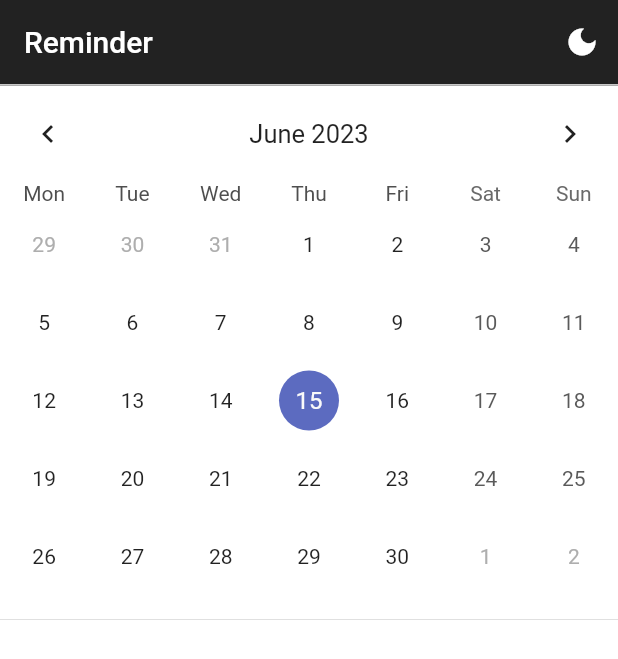
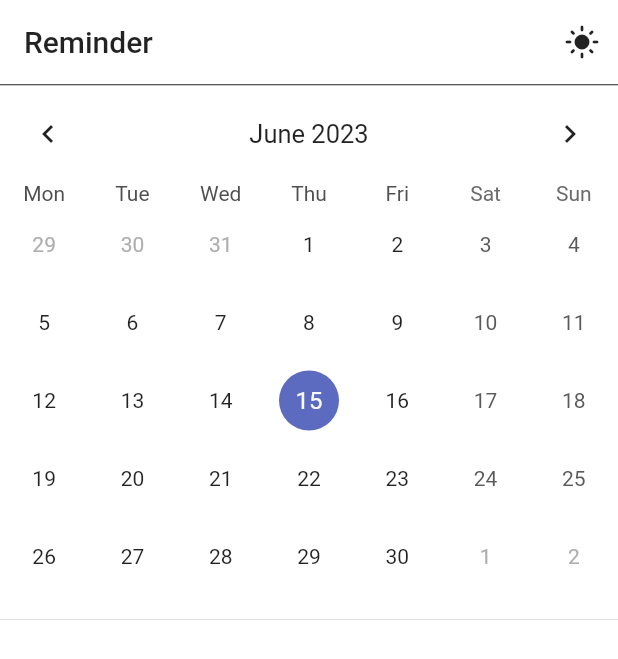
Before and after one commit to alba823/reminder, a Flutter app: the screen it shows after launch, after a tap on the "dark mode" icon, on a phone screen of 412 x 824 dp. Shown: the top 659 px of the screen. Run offline on Flutter 3.47's test engine with Material 2 defaults, Android fonts, the light colour scheme and no system bars; drawn by our look-alikes of table_calendar; our stand-ins replace bloc, floor, flutter_bloc, localstorage, sqflite; accounts and stored records are empty; generated files the repository leaves out were written again.

Commit message:
Fixed issue with theme switch feature

```diff
--- a/lib/ui/screens/main_screen.dart
+++ b/lib/ui/screens/main_screen.dart
@@ -1,6 +1,5 @@
 import 'package:flutter/material.dart';
 import 'package:flutter_bloc/flutter_bloc.dart';
-import 'package:reminder/bloc/events/events_cubit.dart';
 import 'package:reminder/bloc/theme/theme_cubit.dart';
 import 'package:reminder/ui/widgets/calendar_widget.dart';
 import 'package:reminder/ui/widgets/events_widget.dart';
@@ -28,15 +27,21 @@ class MainScreen extends StatelessWidget {
 
   @override
   Widget build(BuildContext context) {
-    final themeCubit = BlocProvider.of<ThemeCubit>(context);
-    final textColor =
-        themeCubit.isDarkTheme() ? lightThemeColor : darkThemeColor;
+    return BlocBuilder<ThemeCubit, ThemeState>(builder: (context, state) {
+      final textColor = state.isDarkTheme()
+          ? lightThemeColor
+          : darkThemeColor;
+      final backgroundColor = state.isDarkTheme()
+          ? darkThemeColor
+          : lightThemeColor;
+      final icon = state.isDarkTheme()
+          ? Icons.dark_mode
+          : Icons.light_mode;
 
       return Scaffold(
           appBar: AppBar(
             elevation: 0,
-          backgroundColor:
-              themeCubit.isDarkTheme() ? darkThemeColor : lightThemeColor,
+            backgroundColor: backgroundColor,
             title: Text(
               "Reminder",
               style: TextStyle(color: textColor),
@@ -44,11 +49,10 @@ class MainScreen extends StatelessWidget {
             actions: <Widget>[
               IconButton(
                   splashRadius: 24,
-                onPressed: () => themeCubit.switchTheme(),
+                  onPressed: () =>
+                      BlocProvider.of<ThemeCubit>(context).switchTheme(),
                   icon: Icon(
-                    themeCubit.isDarkTheme()
-                        ? Icons.dark_mode
-                        : Icons.light_mode,
+                      icon,
                       color: textColor)),
             ],
             bottom: PreferredSize(
@@ -56,27 +60,13 @@ class MainScreen extends StatelessWidget {
               child: Divider(height: 1, color: textColor),
             ),
           ),
-        body: BlocBuilder<EventsCubit, EventsState>(
-          builder: (context, state) {
-            switch (state) {
-              case EventsLoading():
-                return const Center(child: CircularProgressIndicator());
-              case EventsFailure():
-                return const Center(
-                  child: Text("Oops, something went wrong"),
-                );
-              case EventsLoaded():
-                return const Column(
+          body: const Column(
             children: <Widget>[
               CalendarWidget(),
-                    Padding(
-                        padding: EdgeInsets.only(top: 8),
-                        child: Divider()),
+              Padding(padding: EdgeInsets.only(top: 8), child: Divider()),
               Expanded(child: EventsWidget()),
             ],
-                );
-            }
-          },
           ));
+    });
   }
 }
```
Lines whose indentation alone changed are shown as unchanged.
